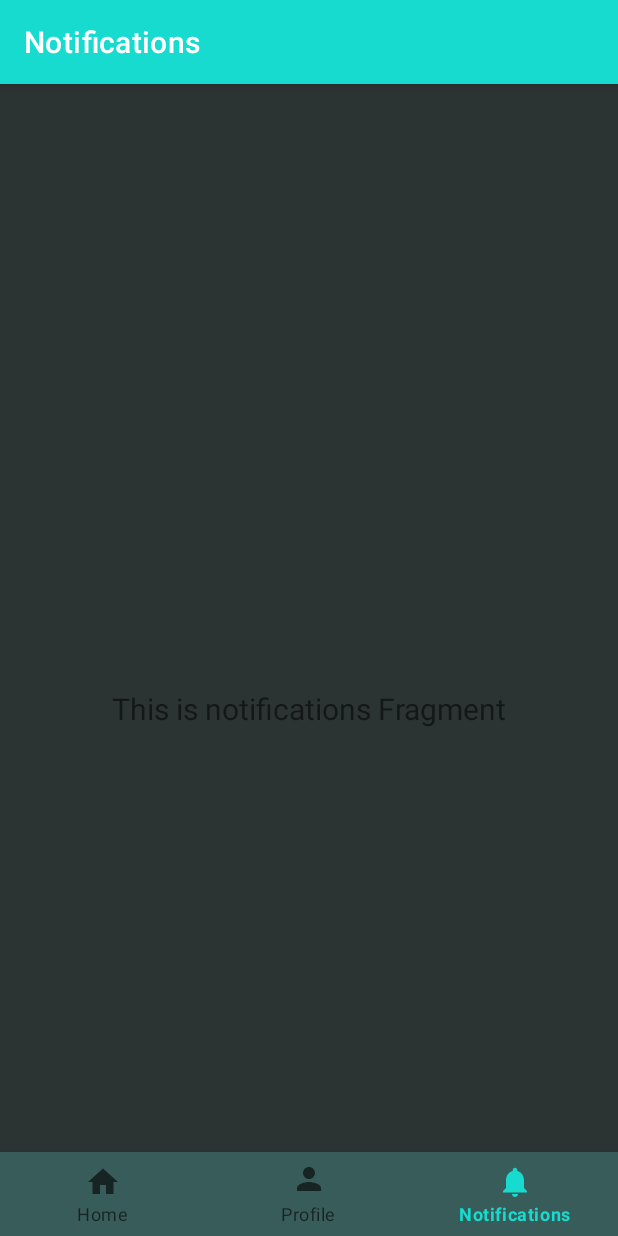
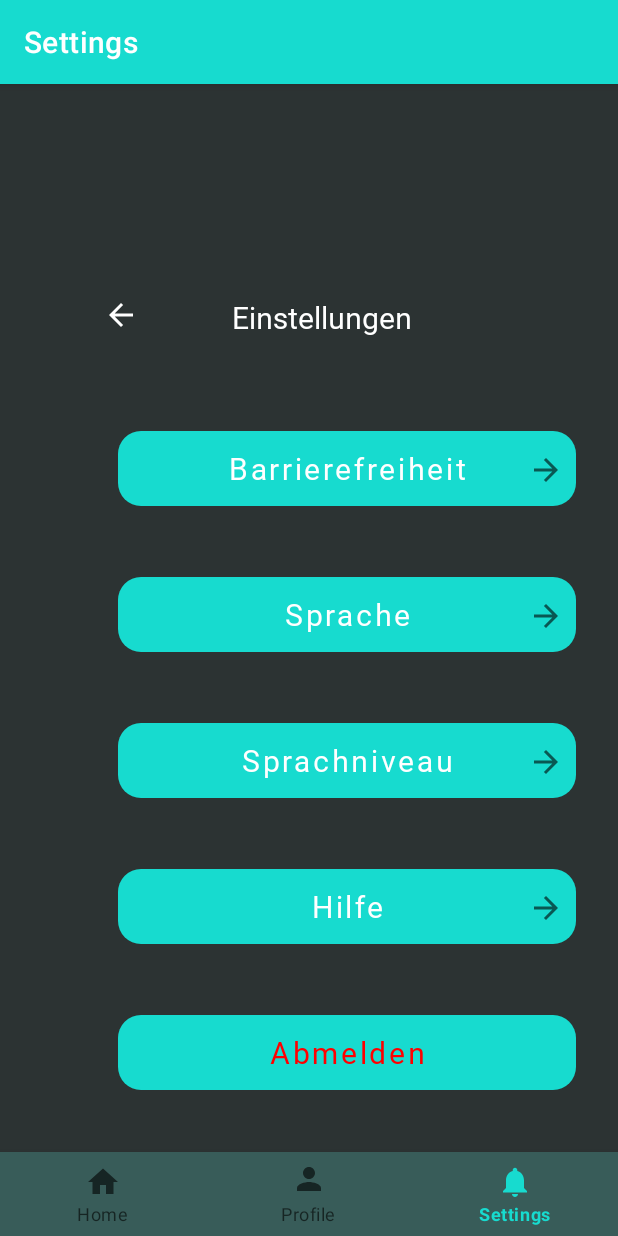
Before and after one commit to LBLB123/Lingua, an Android app: the MainActivity screen opened directly, with no data from a screen before it, item 3 of the bottom bar chosen, on a phone screen of 412 x 824 dp. Run offline under Robolectric (Android 15) with nearby library versions, the phone set to English and light mode, and no system bars; our stand-ins replace navigation-ui.

Commit message:
Updated Settiings

```diff
--- a/app/src/main/AndroidManifest.xml
+++ b/app/src/main/AndroidManifest.xml
@@ -37,7 +37,7 @@
             android:name=".AppLanguage">
         </activity>
         <activity
-            android:name=".Settings">
+            android:name=".ui.settings.Settings">
         </activity>
         <activity
             android:name=".StartPage">
--- a/app/src/main/java/com/example/lingua/MainActivity.kt
+++ b/app/src/main/java/com/example/lingua/MainActivity.kt
@@ -25,7 +25,7 @@ class MainActivity : AppCompatActivity() {
         // Passing each menu ID as a set of Ids because each
         // menu should be considered as top level destinations.
         val appBarConfiguration = AppBarConfiguration(setOf(
-                R.id.navigation_home, R.id.navigation_profile, R.id.navigation_notifications))
+                R.id.navigation_home, R.id.navigation_profile, R.id.navigation_settings))
         setupActionBarWithNavController(navController, appBarConfiguration)
         navView.setupWithNavController(navController)
     }
--- a/app/src/main/java/com/example/lingua/StartPage.kt
+++ b/app/src/main/java/com/example/lingua/StartPage.kt
@@ -6,6 +6,7 @@ import android.view.View
 import android.widget.Button
 import androidx.activity.enableEdgeToEdge
 import androidx.appcompat.app.AppCompatActivity
+import com.example.lingua.ui.settings.SettingsFragment
 
 class StartPage : AppCompatActivity() {
     override fun onCreate(savedInstanceState: Bundle?) {
@@ -41,7 +42,7 @@ class StartPage : AppCompatActivity() {
     }
 
     fun settings(view: View?){
-        val intent = Intent(this, Settings::class.java)
+        val intent = Intent(this, SettingsFragment::class.java)
         startActivity(intent)
     }
 
--- /dev/null
+++ b/app/src/main/java/com/example/lingua/ui/settings/SettingsFragment.kt
@@ -0,0 +1,97 @@
+package com.example.lingua.ui.settings
+
+import android.content.Intent
+import android.os.Bundle
+import android.view.LayoutInflater
+import android.view.View
+import android.view.ViewGroup
+import android.widget.Button
+import android.widget.TextView
+import androidx.activity.enableEdgeToEdge
+import androidx.fragment.app.Fragment
+import com.example.lingua.AppLanguage
+import com.example.lingua.LanguageLevel
+import com.example.lingua.R
+import com.example.lingua.StartPage
+
+class SettingsFragment : Fragment() {
+
+    private val class1 = AppLanguage()
+
+    override fun onCreateView(
+        inflater: LayoutInflater, container: ViewGroup?,
+        savedInstanceState: Bundle?
+    ): View? {
+        val view = inflater.inflate(R.layout.fragment_settings, container, false)
+        languageChoice(view)
+        return view
+    }
+
+    private fun languageChoice(view: View){
+        when(class1.appLang){
+            'E' -> englishText(view)
+            'G' -> germanText(view)
+            'P' -> portugueseText(view)
+        }
+    }
+
+    private fun englishText(view: View){
+        val textChange = view.findViewById<TextView>(R.id.Text1)
+        val button1 = view.findViewById<Button>(R.id.Accessability)
+        val button2 = view.findViewById<Button>(R.id.Language)
+        val button3 = view.findViewById<Button>(R.id.LanguageLevel)
+        val button4 = view.findViewById<Button>(R.id.Help)
+        val button5 = view.findViewById<Button>(R.id.Logout)
+        textChange.text = "Settings"
+        button1.text = "Accessability"
+        button2.text = "Language"
+        button3.text = "LanguageLevel"
+        button4.text = "Help"
+        button5.text = "Logout"
+    }
+
+    private fun germanText(view: View){
+        val textChange = view.findViewById<TextView>(R.id.Text1)
+        val button1 = view.findViewById<Button>(R.id.Accessability)
+        val button2 = view.findViewById<Button>(R.id.Language)
+        val button3 = view.findViewById<Button>(R.id.LanguageLevel)
+        val button4 = view.findViewById<Button>(R.id.Help)
+        val button5 = view.findViewById<Button>(R.id.Logout)
+        textChange.text = "Einstellungen"
+        button1.text = "Barrierefreiheit"
+        button2.text = "Sprache"
+        button3.text = "Sprachniveau"
+        button4.text = "Hilfe"
+        button5.text = "Abmelden"
+    }
+
+    private fun portugueseText(view: View){
+        val textChange = view.findViewById<TextView>(R.id.Text1)
+        val button1 = view.findViewById<Button>(R.id.Accessability)
+        val button2 = view.findViewById<Button>(R.id.Language)
+        val button3 = view.findViewById<Button>(R.id.LanguageLevel)
+        val button4 = view.findViewById<Button>(R.id.Help)
+        val button5 = view.findViewById<Button>(R.id.Logout)
+        textChange.text = ""
+        button1.text = ""
+        button2.text = ""
+        button3.text = ""
+        button4.text = ""
+        button5.text = ""
+    }
+
+    fun back(view: View){
+        val intent = Intent(activity, StartPage::class.java)
+        startActivity(intent)
+    }
+
+    fun LanguageSelection(view: View){
+        val intent = Intent(activity, AppLanguage::class.java)
+        startActivity(intent)
+    }
+
+    fun LanguageLevelSelection(view: View){
+        val intent = Intent(activity, LanguageLevel::class.java)
+        startActivity(intent)
+    }
+}
--- a/app/src/main/res/menu/bottom_nav_menu.xml
+++ b/app/src/main/res/menu/bottom_nav_menu.xml
@@ -12,8 +12,8 @@
         android:title="@string/profile" />
 
     <item
-        android:id="@+id/navigation_notifications"
+        android:id="@+id/navigation_settings"
         android:icon="@drawable/ic_notifications_black_24dp"
-        android:title="@string/title_notifications" />
+        android:title="@string/title_settings" />
 
 </menu>
--- a/app/src/main/res/navigation/mobile_navigation.xml
+++ b/app/src/main/res/navigation/mobile_navigation.xml
@@ -18,9 +18,8 @@
         tools:layout="@layout/fragment_profile" />
 
     <fragment
-        android:id="@+id/navigation_notifications"
-        android:name="com.example.lingua.ui.notifications.NotificationsFragment"
-        android:label="@string/title_notifications"
-        tools:layout="@layout/fragment_notifications" />
-
+        android:id="@+id/navigation_settings"
+        android:name="com.example.lingua.ui.settings.SettingsFragment"
+        android:label="@string/title_settings"
+        tools:layout="@layout/fragment_settings" />
 </navigation>
--- a/app/src/main/res/values/strings.xml
+++ b/app/src/main/res/values/strings.xml
@@ -19,4 +19,5 @@
     <string name="Retry">Retry</string>
     <string name="Exit">Exit</string>
     <string name="i_wake_up_at_8am_every_day">I wake up at 8am every day.</string>
+    <string name="title_settings">Settings</string>
 </resources>
```
Also changed, not shown: app/src/main/java/com/example/lingua/Settings.kt (deleted, +0 -90 lines), app/src/main/res/layout/fragment_settings.xml (renamed from app/src/main/res/layout/settings.xml).
